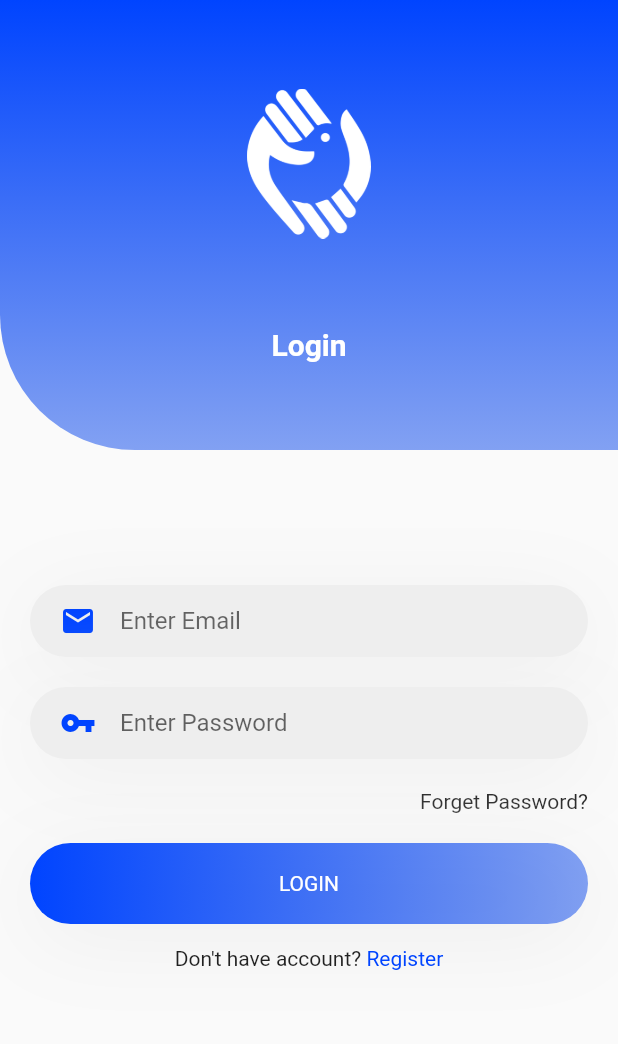
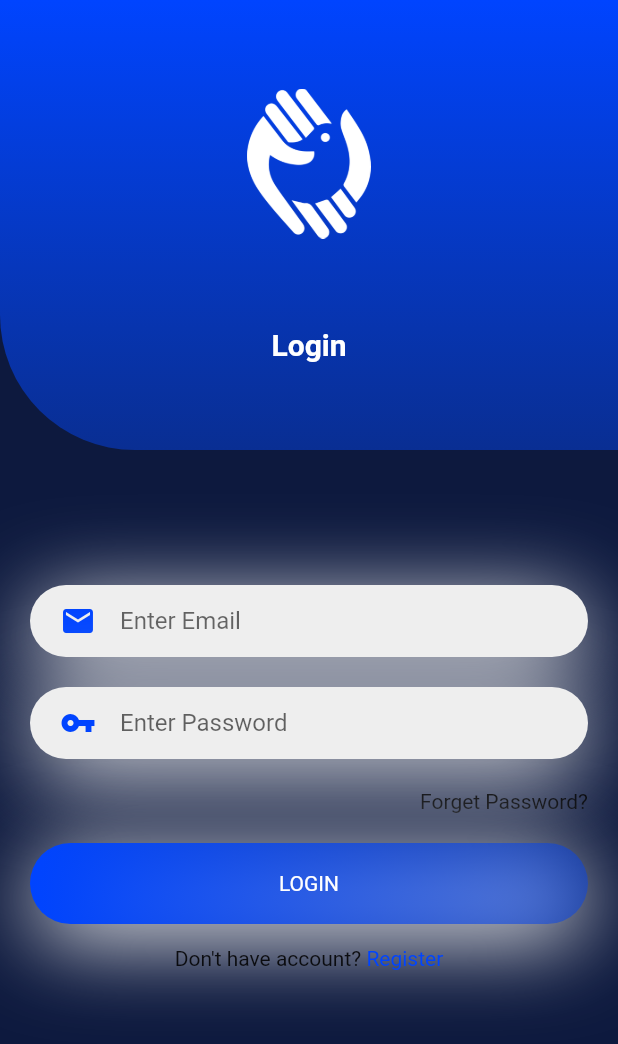
Before and after one commit to Yvon-Uwibambe/financial_app, a Flutter app: the screen it shows after launch, on a phone screen of 412 x 824 dp. Shown: the top 1044 px of the screen. Run offline on Flutter 3.47's test engine with Material 2 defaults, Android fonts, the phone set to English and light mode, and no system bars.

Commit message:
add the theme to the main

```diff
--- a/lib/main.dart
+++ b/lib/main.dart
@@ -11,8 +11,8 @@ class MyApp extends StatelessWidget {
       title: 'book keeper',
       theme: ThemeData(
         primarySwatch: Colors.blue,
-        // scaffoldBackgroundColor: Constants.pupleDark,
-        // canvasColor: Constants.purpleLight
+        scaffoldBackgroundColor: Constants.pupleDark,
+        canvasColor: Constants.purpleLight
       ),
       home: SplashScreen(),
     );
```
